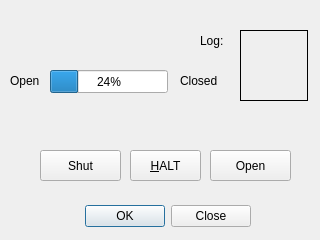
Above: GUIRoof.ui from cctank1/roof before the change. Below: the same form after it.
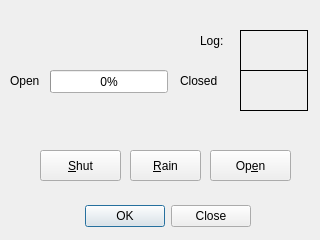
That is the form after the change.

What changed in the file:
```diff
--- a/GUIRoof.ui
+++ b/GUIRoof.ui
@@ -39,7 +39,7 @@
     </rect>
    </property>
    <property name="text">
-    <string>Shut</string>
+    <string>&amp;Shut</string>
    </property>
   </widget>
   <widget class="QPushButton" name="openButton">
@@ -52,7 +52,7 @@
     </rect>
    </property>
    <property name="text">
-    <string>Open</string>
+    <string>Op&amp;en</string>
    </property>
   </widget>
   <widget class="QPushButton" name="haltButton">
@@ -65,7 +65,7 @@
     </rect>
    </property>
    <property name="text">
-    <string>&amp;HALT</string>
+    <string>&amp;Rain</string>
    </property>
   </widget>
   <widget class="QLabel" name="log">
@@ -87,7 +87,7 @@
      <x>240</x>
      <y>30</y>
      <width>68</width>
-     <height>71</height>
+     <height>41</height>
     </rect>
    </property>
    <property name="frameShape">
@@ -107,7 +107,7 @@
     </rect>
    </property>
    <property name="value">
-    <number>24</number>
+    <number>0</number>
    </property>
   </widget>
   <widget class="QLabel" name="openLable">
@@ -136,6 +136,22 @@
     <string>Closed</string>
    </property>
   </widget>
+  <widget class="QLabel" name="logLabelClosed">
+   <property name="geometry">
+    <rect>
+     <x>240</x>
+     <y>70</y>
+     <width>68</width>
+     <height>41</height>
+    </rect>
+   </property>
+   <property name="frameShape">
+    <enum>QFrame::Box</enum>
+   </property>
+   <property name="text">
+    <string/>
+   </property>
+  </widget>
  </widget>
  <resources/>
  <connections>
```
Left out of the diff: 2 changed lines with no effect on the pictures.
